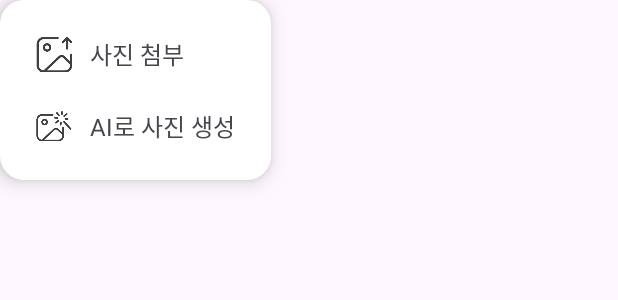
After one commit to O-GAMJA/Tokkit_Frontend, an Android app: the layout popup_image_choice.xml on its own in the app's theme, with its tools: preview values and no code run, on a phone screen of 412 x 824 dp. The commit adds this screen. Shown: the top 300 px of the screen. Run offline under Robolectric (Android 15) with nearby library versions, the phone set to English and light mode, and no system bars.

Commit message:
:sparkles: [#10] 노트 설정 화면 팝업 추가

```diff
--- /dev/null
+++ b/app/src/main/res/drawable/bg_popup_rounded.xml
@@ -0,0 +1,5 @@
+<shape xmlns:android="http://schemas.android.com/apk/res/android"
+    android:shape="rectangle">
+    <solid android:color="@android:color/white"/>
+    <corners android:radius="16dp"/>
+</shape>
--- /dev/null
+++ b/app/src/main/res/layout/popup_image_choice.xml
@@ -0,0 +1,51 @@
+<?xml version="1.0" encoding="utf-8"?>
+<LinearLayout xmlns:android="http://schemas.android.com/apk/res/android"
+    android:layout_width="wrap_content"
+    android:layout_height="wrap_content"
+    android:orientation="vertical"
+    android:padding="12dp"
+    android:background="@drawable/bg_popup_rounded"
+    android:elevation="8dp">
+
+    <LinearLayout
+        android:id="@+id/btn_upload"
+        android:layout_width="match_parent"
+        android:layout_height="wrap_content"
+        android:orientation="horizontal"
+        android:padding="12dp"
+        android:gravity="center_vertical">
+
+        <ImageView
+            android:layout_width="24dp"
+            android:layout_height="24dp"
+            android:src="@drawable/ic_upload" />
+
+        <TextView
+            android:layout_width="wrap_content"
+            android:layout_height="wrap_content"
+            android:text="사진 첨부"
+            android:textSize="16sp"
+            android:layout_marginStart="12dp"/>
+    </LinearLayout>
+
+    <LinearLayout
+        android:id="@+id/btn_generate"
+        android:layout_width="match_parent"
+        android:layout_height="wrap_content"
+        android:orientation="horizontal"
+        android:padding="12dp"
+        android:gravity="center_vertical">
+
+        <ImageView
+            android:layout_width="24dp"
+            android:layout_height="24dp"
+            android:src="@drawable/ic_generate" />
+
+        <TextView
+            android:layout_width="wrap_content"
+            android:layout_height="wrap_content"
+            android:text="AI로 사진 생성"
+            android:textSize="16sp"
+            android:layout_marginStart="12dp"/>
+    </LinearLayout>
+</LinearLayout>
```
Also changed, not shown: app/src/main/java/com/example/tokkit/NoteDetailsActivity.kt (+47 -21 lines), app/src/main/res/drawable/ic_generate.png (added), app/src/main/res/drawable/ic_upload.png (added).
